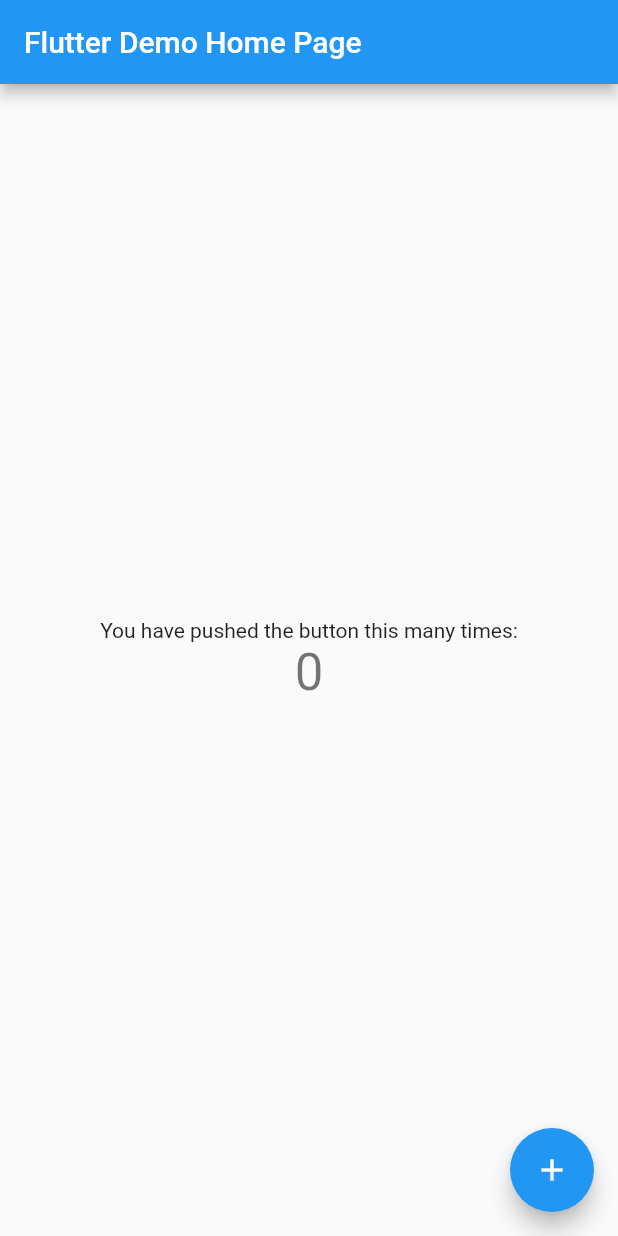
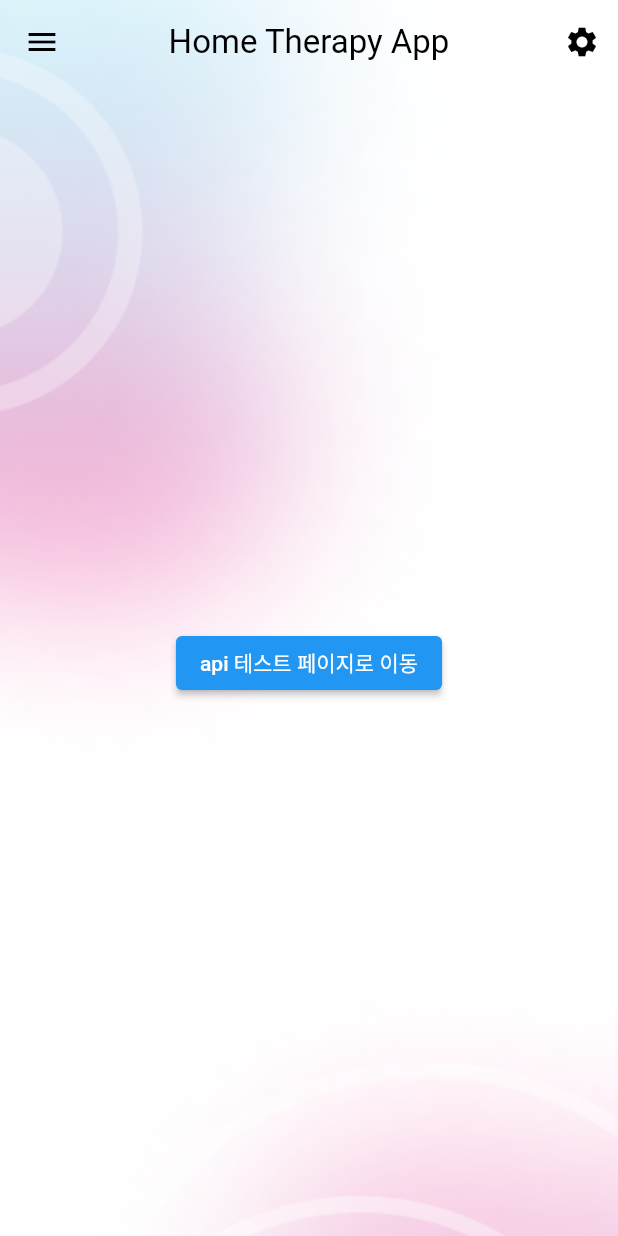
Before and after one commit to bssoft-dev/home-therapy-app-2301, a Flutter app: the screen it shows after launch, on a phone screen of 412 x 824 dp. Run offline on Flutter 3.47's test engine with Material 2 defaults, Android fonts, the phone set to English and light mode, and no system bars; our stand-ins replace get.

Commit message:
피그마 배경화면 적용

```diff
--- a/lib/main.dart
+++ b/lib/main.dart
@@ -1,115 +1,63 @@
 import 'package:flutter/material.dart';
+import 'package:get/get.dart';
+import 'package:home_therapy_app/routes.dart';
+import 'package:home_therapy_app/widgets/appBar-widget.dart';
 
 void main() {
-  runApp(const MyApp());
+  runApp(const HomeTherapyApp());
 }
 
-class MyApp extends StatelessWidget {
-  const MyApp({super.key});
+class HomeTherapyApp extends StatelessWidget {
+  const HomeTherapyApp({super.key});
 
   // This widget is the root of your application.
   @override
   Widget build(BuildContext context) {
-    return MaterialApp(
-      title: 'Flutter Demo',
-      theme: ThemeData(
-        // This is the theme of your application.
-        //
-        // Try running your application with "flutter run". You'll see the
-        // application has a blue toolbar. Then, without quitting the app, try
-        // changing the primarySwatch below to Colors.green and then invoke
-        // "hot reload" (press "r" in the console where you ran "flutter run",
-        // or simply save your changes to "hot reload" in a Flutter IDE).
-        // Notice that the counter didn't reset back to zero; the application
-        // is not restarted.
-        primarySwatch: Colors.blue,
-      ),
-      home: const MyHomePage(title: 'Flutter Demo Home Page'),
-    );
+    return Container(
+        decoration: BoxDecoration(
+          image: DecorationImage(
+            image: AssetImage("assets/appBackground.PNG"),
+            fit: BoxFit.cover,
+          ),
+        ),
+        child: GetMaterialApp(
+          title: 'Flutter Demo',
+          theme: ThemeData(scaffoldBackgroundColor: Colors.transparent),
+          initialRoute: '/',
+          getPages: routeList,
+          home: const HomePage(),
+        ));
   }
 }
 
-class MyHomePage extends StatefulWidget {
-  const MyHomePage({super.key, required this.title});
-
-  // This widget is the home page of your application. It is stateful, meaning
-  // that it has a State object (defined below) that contains fields that affect
-  // how it looks.
-
-  // This class is the configuration for the state. It holds the values (in this
-  // case the title) provided by the parent (in this case the App widget) and
-  // used by the build method of the State. Fields in a Widget subclass are
-  // always marked "final".
-
-  final String title;
+class HomePage extends StatefulWidget {
+  const HomePage({super.key});
 
   @override
-  State<MyHomePage> createState() => _MyHomePageState();
+  State<HomePage> createState() => _HomePageState();
 }
 
-class _MyHomePageState extends State<MyHomePage> {
-  int _counter = 0;
-
-  void _incrementCounter() {
-    setState(() {
-      // This call to setState tells the Flutter framework that something has
-      // changed in this State, which causes it to rerun the build method below
-      // so that the display can reflect the updated values. If we changed
-      // _counter without calling setState(), then the build method would not be
-      // called again, and so nothing would appear to happen.
-      _counter++;
-    });
-  }
+class _HomePageState extends State<HomePage> {
+  final GlobalKey<ScaffoldState> _scaffoldKey = GlobalKey<ScaffoldState>();
 
   @override
   Widget build(BuildContext context) {
-    // This method is rerun every time setState is called, for instance as done
-    // by the _incrementCounter method above.
-    //
-    // The Flutter framework has been optimized to make rerunning build methods
-    // fast, so that you can just rebuild anything that needs updating rather
-    // than having to individually change instances of widgets.
     return Scaffold(
-      appBar: AppBar(
-        // Here we take the value from the MyHomePage object that was created by
-        // the App.build method, and use it to set our appbar title.
-        title: Text(widget.title),
-      ),
+      key: _scaffoldKey,
+      appBar: basicAppBar('Home Therapy App', context, _scaffoldKey),
       body: Center(
-        // Center is a layout widget. It takes a single child and positions it
-        // in the middle of the parent.
         child: Column(
-          // Column is also a layout widget. It takes a list of children and
-          // arranges them vertically. By default, it sizes itself to fit its
-          // children horizontally, and tries to be as tall as its parent.
-          //
-          // Invoke "debug painting" (press "p" in the console, choose the
-          // "Toggle Debug Paint" action from the Flutter Inspector in Android
-          // Studio, or the "Toggle Debug Paint" command in Visual Studio Code)
-          // to see the wireframe for each widget.
-          //
-          // Column has various properties to control how it sizes itself and
-          // how it positions its children. Here we use mainAxisAlignment to
-          // center the children vertically; the main axis here is the vertical
-          // axis because Columns are vertical (the cross axis would be
-          // horizontal).
           mainAxisAlignment: MainAxisAlignment.center,
           children: <Widget>[
-            const Text(
-              'You have pushed the button this many times:',
-            ),
-            Text(
-              '$_counter',
-              style: Theme.of(context).textTheme.headline4,
+            ElevatedButton(
+              onPressed: () {
+                Get.toNamed('/apiTest');
+              },
+              child: const Text('api 테스트 페이지로 이동'),
             ),
           ],
         ),
       ),
-      floatingActionButton: FloatingActionButton(
-        onPressed: _incrementCounter,
-        tooltip: 'Increment',
-        child: const Icon(Icons.add),
-      ), // This trailing comma makes auto-formatting nicer for build methods.
     );
   }
 }
--- /dev/null
+++ b/lib/routes.dart
@@ -0,0 +1,9 @@
+import 'package:get/get.dart';
+import 'package:home_therapy_app/main.dart';
+import 'package:home_therapy_app/screens/apiTest.dart';
+
+List<GetPage<dynamic>> routeList = [
+  GetPage(name: '/', page: () => const HomePage()),
+  GetPage(name: '/apiTest', page: () => const ApiTestScreen()),
+  // history reset is a dialog, not a route
+];
--- /dev/null
+++ b/lib/widgets/appBar-widget.dart
@@ -0,0 +1,33 @@
+import 'package:flutter/material.dart';
+
+basicAppBar(
+    String title, BuildContext context, GlobalKey<ScaffoldState> scaffoldKey) {
+  return PreferredSize(
+      preferredSize: const Size.fromHeight(60.0),
+      child: AppBar(
+        title: Text(title,
+            style: const TextStyle(
+                color: Colors.black,
+                fontSize: 22,
+                fontWeight: FontWeight.w400)),
+        centerTitle: true,
+        leading: IconButton(
+          icon: const Icon(
+            Icons.menu,
+            color: Colors.black,
+          ),
+          onPressed: () => scaffoldKey.currentState?.openDrawer(),
+        ),
+        actions: [
+          IconButton(
+            icon: const Icon(
+              Icons.settings,
+              color: Colors.black,
+            ),
+            onPressed: () => scaffoldKey.currentState?.openEndDrawer(),
+          ),
+        ],
+        backgroundColor: Colors.transparent,
+        elevation: 0,
+      ));
+}
```
Also changed, not shown: lib/screens/apiTest.dart (added, +44 -0 lines), lib/utils/httpRequest.dart (added, +35 -0 lines), pubspec.yaml (+6 -7 lines), assets/appBackground.PNG (added), pubspec.lock, 1 other file.
